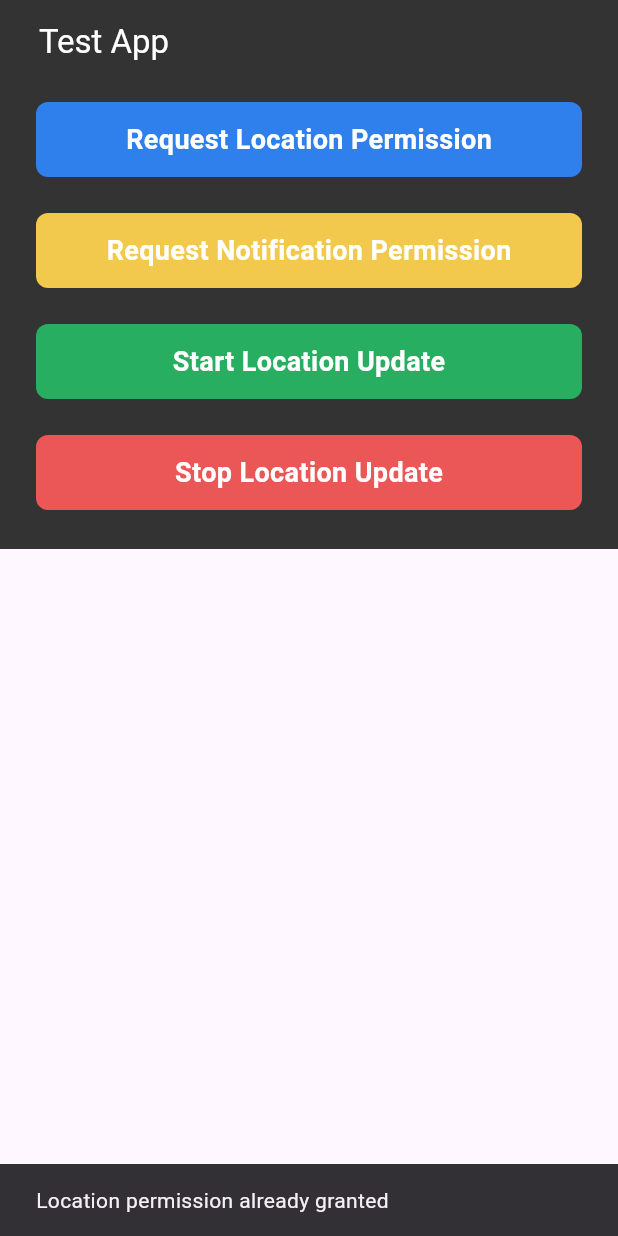
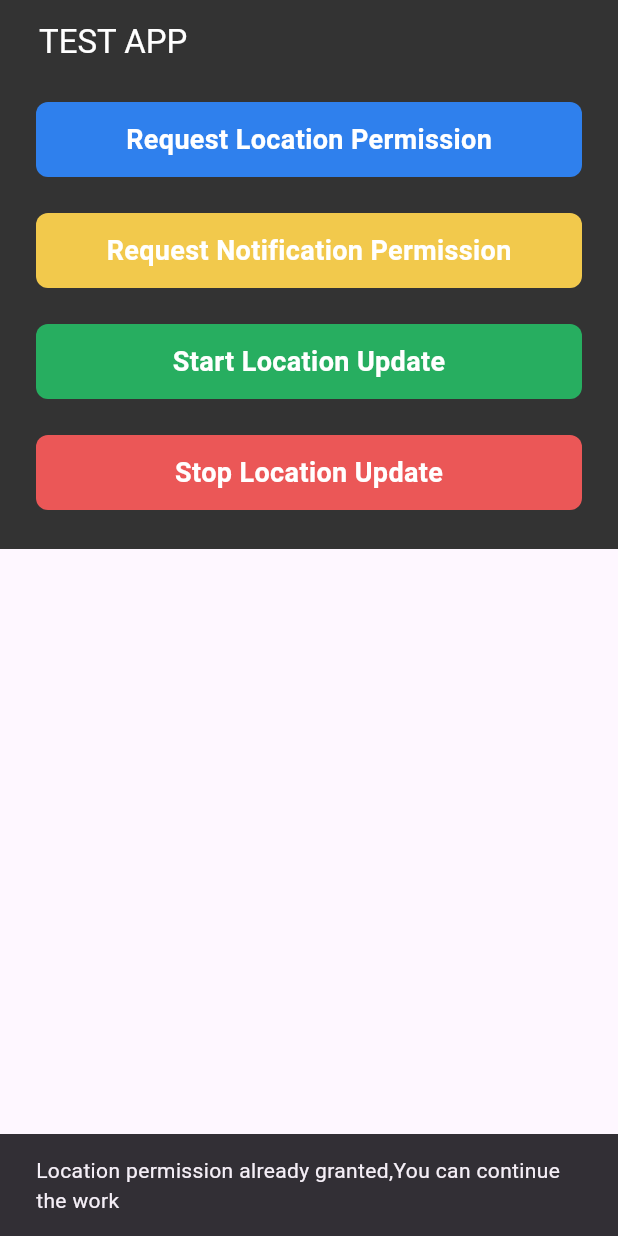
Before and after one commit to muhammed-sinan-vadakara/negup-solution-machine-test, a Flutter app: the screen it shows after launch, after a tap on "Request Location Permission", on a phone screen of 412 x 824 dp. Run offline on Flutter 3.47's test engine with Material 3 defaults, Android fonts, the phone set to English and light mode, and no system bars; our stand-ins replace animated_text_kit, awesome_notifications, flutter_riverpod, freezed_annotation, geolocator, riverpod_annotation and 1 more; generated files the repository leaves out were written again.

Commit message:
Task completed

```diff
--- a/lib/core/constants/home_page_constants.dart
+++ b/lib/core/constants/home_page_constants.dart
@@ -4,10 +4,6 @@ part 'home_page_constants.g.dart';
 
 class HomePageConstants {
   final String txttitle = "TEST APP";
-  final String txtSubHeading = "Login to your account";
-  final String txtLoginBtn = "LOGIN";
-  final String txtUserName = "User Name";
-  final String txtPassword = "Password";
 }
 
 @riverpod
--- a/lib/feacture/home_page/domain/controller/button_controller.dart
+++ b/lib/feacture/home_page/domain/controller/button_controller.dart
@@ -17,13 +17,14 @@ Future<bool> requestLocationPermission() async {
   if (permission == LocationPermission.denied) {
     permission = await Geolocator.requestPermission();
     if (permission == LocationPermission.denied) {
-      messageToShow = 'Location permission denied';
+      messageToShow = 'Location permission denied , Please Enable the location';
       isPermissionGranted = false;
     } else {
-      messageToShow = 'Location permission granted';
+      messageToShow = 'Location permission granted , Thank you';
     }
   } else {
-    messageToShow = 'Location permission already granted';
+    messageToShow =
+        'Location permission already granted,You can continue the work';
   }
 
   if (permission == LocationPermission.deniedForever) {
@@ -45,9 +46,7 @@ List<ButtonModel> buttonList = [
     buttonName: 'Request Location Permission',
     buttonColor: const Color(0xFF2f80ed),
     onTap: (ref, context) async {
-      /// Check if location service is enabled
       if (await isLocationEnabled()) {
-        /// Check if the app has permission
         if (await requestLocationPermission()) {
           print('Location permission granted');
         } else {
@@ -71,7 +70,6 @@ List<ButtonModel> buttonList = [
     buttonColor: const Color(0xFF27ae60),
     onTap: (ref, context) async {
       if (await requestLocationPermission()) {
-        /// Check if the app has permission
         showDialog(
           context: context,
           builder: ((context) {
--- a/lib/feacture/home_page/presentation/page/mobile_home_page.dart
+++ b/lib/feacture/home_page/presentation/page/mobile_home_page.dart
@@ -1,20 +1,23 @@
 import 'package:flutter/material.dart';
 import 'package:flutter_riverpod/flutter_riverpod.dart';
+import 'package:test_app/core/constants/home_page_constants.dart';
 import 'package:test_app/feacture/home_page/domain/controller/button_controller.dart';
 import 'package:test_app/feacture/home_page/presentation/provider/provider.dart';
+import 'package:test_app/feacture/home_page/presentation/widgets/listview_widget.dart';
 
 class HomePage extends ConsumerWidget {
   const HomePage({super.key});
 
   @override
   Widget build(BuildContext context, WidgetRef ref) {
+    final constants = ref.watch(homePageConstantsProvider);
     return Scaffold(
       appBar: AppBar(
         backgroundColor: const Color(0xFF333333),
-        title: const Padding(
+        title: Padding(
           padding: EdgeInsets.only(left: 10),
           child: Text(
-            'Test App',
+            constants.txttitle,
             style: TextStyle(
               color: Colors.white,
             ),
@@ -66,55 +69,7 @@ class HomePage extends ConsumerWidget {
                 },
               ),
             ),
-            SizedBox(
-              height: MediaQuery.sizeOf(context).height,
-              child: ListView.builder(
-                itemCount: ref.watch(homeProvider).locations.length,
-                itemBuilder: (context, index) {
-                  final data = ref.watch(homeProvider).locations[index];
-                  return Padding(
-                    padding: const EdgeInsets.symmetric(
-                        horizontal: 24, vertical: 12),
-                    child: Container(
-                      height: 70,
-                      width: double.infinity,
-                      decoration: BoxDecoration(
-                        borderRadius: BorderRadius.circular(8),
-                        color: const Color(0xFFf2f2f2),
-                      ),
-                      padding: const EdgeInsets.symmetric(horizontal: 16),
-                      child: Column(
-                        crossAxisAlignment: CrossAxisAlignment.start,
-                        mainAxisAlignment: MainAxisAlignment.center,
-                        children: [
-                          Text(
-                            "Request ${index + 1}",
-                            style: const TextStyle(
-                              fontSize: 18,
-                              fontWeight: FontWeight.bold,
-                            ),
-                          ),
-                          Row(
-                            mainAxisAlignment: MainAxisAlignment.spaceBetween,
-                            children: [
-                              Text(
-                                "Lat :${data.latitude.toString()}",
-                              ),
-                              Text(
-                                "Lng :${data.longitude.toString()}",
-                              ),
-                              Text(
-                                "Speed : ${data.speed.toString()}",
-                              )
-                            ],
-                          )
-                        ],
-                      ),
-                    ),
-                  );
-                },
-              ),
-            )
+            ListViewWidget()
           ],
         ),
       ),
--- /dev/null
+++ b/lib/feacture/home_page/presentation/widgets/listview_widget.dart
@@ -0,0 +1,60 @@
+import 'package:flutter/material.dart';
+import 'package:flutter_riverpod/flutter_riverpod.dart';
+import 'package:test_app/feacture/home_page/presentation/provider/provider.dart';
+
+class ListViewWidget extends ConsumerWidget {
+  const ListViewWidget({super.key});
+
+ @override
+  Widget build(BuildContext context,WidgetRef ref) {
+    return SizedBox(
+      height: MediaQuery.sizeOf(context).height,
+      child: ListView.builder(
+        itemCount: ref.watch(homeProvider).locations.length,
+        itemBuilder: (context, index) {
+          final data = ref.watch(homeProvider).locations[index];
+          return Padding(
+            padding: const EdgeInsets.symmetric(
+                horizontal: 24, vertical: 12),
+            child: Container(
+              height: 70,
+              width: double.infinity,
+              decoration: BoxDecoration(
+                borderRadius: BorderRadius.circular(8),
+                color: const Color(0xFFf2f2f2),
+              ),
+              padding: const EdgeInsets.symmetric(horizontal: 16),
+              child: Column(
+                crossAxisAlignment: CrossAxisAlignment.start,
+                mainAxisAlignment: MainAxisAlignment.center,
+                children: [
+                  Text(
+                    "Request ${index + 1}",
+                    style: const TextStyle(
+                      fontSize: 18,
+                      fontWeight: FontWeight.bold,
+                    ),
+                  ),
+                  Row(
+                    mainAxisAlignment: MainAxisAlignment.spaceBetween,
+                    children: [
+                      Text(
+                        "Lat :${data.latitude.toString()}",
+                      ),
+                      Text(
+                        "Lng :${data.longitude.toString()}",
+                      ),
+                      Text(
+                        "Speed : ${data.speed.toString()}",
+                      )
+                    ],
+                  )
+                ],
+              ),
+            ),
+          );
+        },
+      ),
+    );
+  }
+}
--- a/lib/feacture/splash_screen/presentation/page/splash_screen.dart
+++ b/lib/feacture/splash_screen/presentation/page/splash_screen.dart
@@ -1,6 +1,5 @@
 import 'package:animated_text_kit/animated_text_kit.dart';
 import 'package:flutter/material.dart';
-import 'package:test_app/core/constants/home_page_constants.dart';
 import 'package:test_app/feacture/home_page/presentation/page/mobile_home_page.dart';
 import 'package:test_app/feacture/home_page/presentation/page/tablet_home_page.dart';
 
@@ -16,7 +15,7 @@ class _SplashScreenState extends State<SplashScreen> {
   void initState() {
     const double phoneMaxWidth = 650;
     super.initState();
-    Future.delayed(const Duration(seconds: 7), () {
+    Future.delayed(const Duration(seconds: 6), () {
       Navigator.pushReplacement(
         context,
         MaterialPageRoute(
@@ -34,18 +33,23 @@ class _SplashScreenState extends State<SplashScreen> {
     return Scaffold(
       backgroundColor: Colors.white,
       body: Center(
+        child: Container(
+          decoration: BoxDecoration(color: Colors.white),
           child: TextLiquidFill(
               waveDuration: const Duration(seconds: 1),
-          loadDuration: const Duration(seconds: 6),
+              loadDuration: const Duration(seconds: 7),
               text: "TEST APP",
               waveColor: Colors.blueAccent,
               boxBackgroundColor: Colors.white,
               textStyle: const TextStyle(
-            fontSize: 50,
+                fontSize: 55,
                 fontWeight: FontWeight.bold,
               ),
-          boxHeight: MediaQuery.sizeOf(context).height,
-          boxWidth: MediaQuery.sizeOf(context).width,
+              boxHeight: 60,
+              //  MediaQuery.sizeOf(context).height,
+              boxWidth: 235
+              // MediaQuery.sizeOf(context).width,
+              ),
         ),
       ),
     );
--- a/lib/main.dart
+++ b/lib/main.dart
@@ -22,6 +22,7 @@ void main() {
 // //there was many folder and files are present in clean architecture but this project no need that blank folders that i will removed
 // //Riverpod code generator is used .
 
+
 // //before run the application please follow the things
 // //    1) Go to the terminal of the application.
 // //    2) Run this(by take copy or type the terminal) = flutter pub run build_runner build
@@ -38,6 +39,5 @@ class MyApp extends ConsumerWidget {
         scaffoldMessengerKey: scaffoldMessangerKey,
         debugShowCheckedModeBanner: false,
         home: const SplashScreen());
-    //
   }
 }
--- a/pubspec.yaml
+++ b/pubspec.yaml
@@ -35,7 +35,6 @@ dependencies:
   # The following adds the Cupertino Icons font to your application.
   # Use with the CupertinoIcons class for iOS style icons.
   cupertino_icons: ^1.0.2
-  responsive_framework: ^1.4.0
   permission_handler: ^11.3.0
   flutter_riverpod: ^2.4.10
   riverpod_annotation: ^2.3.4
```
Also changed, not shown: lib/breackpoints.dart (deleted, +0 -19 lines), lib/feacture/home_page/presentation/page/tablet_home_page.dart (+8 -60 lines), lib/feacture/home_page/presentation/widgets/grid_view_widget.dart (added, +67 -0 lines), lib/responcive_layout_builder.dart (deleted, +0 -65 lines), pubspec.lock, 2 other files. Lines whose indentation alone changed are shown as unchanged.
